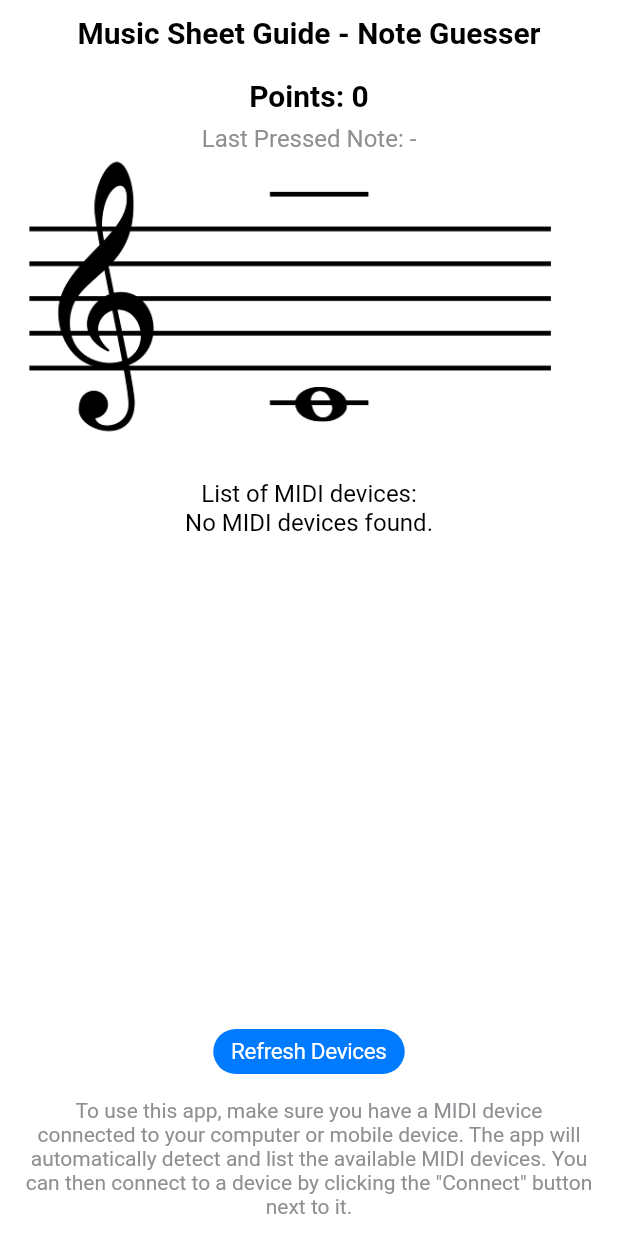
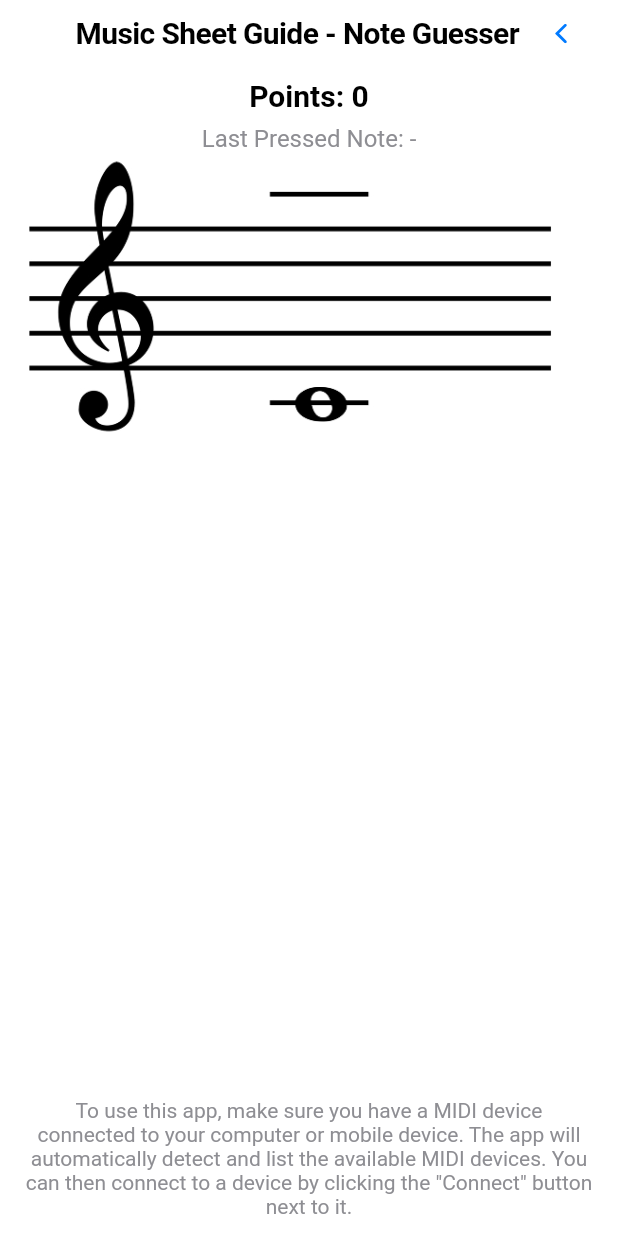
Before and after one commit to othonrm/music-sheet-guide, a Flutter app: the screen it shows after launch, on a phone screen of 412 x 824 dp. Run offline on Flutter 3.47's test engine with Material 3 defaults, Android fonts, the phone set to English and light mode, and no system bars; missing offline and left inert: flutter_midi_command.

Commit message:
Move the device list to its own page and file.

```diff
--- a/lib/main.dart
+++ b/lib/main.dart
@@ -1,6 +1,7 @@
 import 'package:flutter/cupertino.dart';
 import 'package:flutter/material.dart';
 import 'package:flutter_midi_command/flutter_midi_command.dart';
+import 'package:music_sheet_guide/deviceListPage.dart';
 import 'package:music_sheet_guide/midiDictionary.dart';
 import 'dart:math';
 
@@ -24,10 +25,11 @@ class MusicSheetGuideApp extends StatelessWidget {
             fontSize: 16,
             color: CupertinoColors.label,
           ),
-          navTitleTextStyle: TextStyle(
-            fontSize: 20,
+          navTitleTextStyle:
+              CupertinoTheme.of(context).textTheme.navTitleTextStyle.copyWith(
                     fontWeight: FontWeight.bold,
                     color: CupertinoColors.label,
+                    fontSize: 20,
                   ),
         ),
       ),
@@ -46,8 +48,6 @@ class MyHomePage extends StatefulWidget {
 }
 
 class _MyHomePageState extends State<MyHomePage> {
-  Future<List<MidiDevice>>? devices;
-
   int lastPressedNote = -1;
   bool lastPressedNoteCorrect = false;
   int expectedNote = begginerTrebleClefNotes[0];
@@ -61,13 +61,9 @@ class _MyHomePageState extends State<MyHomePage> {
 
     print('Initializing App...');
 
-    refreshDevices();
-
     MidiCommand().onMidiSetupChanged?.listen((event) {
       print('MIDI setup changed: ${event}');
     });
-
-    bool isConnected = false;
 
     MidiCommand().onMidiDataReceived?.listen((event) {
       if (event.data[0] == 254) {
@@ -119,12 +115,6 @@ class _MyHomePageState extends State<MyHomePage> {
     }
   }
 
-  void refreshDevices() {
-    setState(() {
-      devices = loadDevices();
-    });
-  }
-
   @override
   Widget build(BuildContext context) {
     // TODO: not the best place to put, also should use LayoutBuilder
@@ -173,6 +163,16 @@ class _MyHomePageState extends State<MyHomePage> {
         middle: Text(
           widget.title,
           textAlign: TextAlign.center,
+        ),
+        trailing: CupertinoButton(
+          padding: EdgeInsets.zero,
+          onPressed: () {
+            Navigator.push(
+                context,
+                CupertinoPage(child: const DeviceListPage())
+                    .createRoute(context));
+          },
+          child: const Icon(CupertinoIcons.back),
         ),
       ),
       child: SafeArea(
@@ -229,96 +229,8 @@ class _MyHomePageState extends State<MyHomePage> {
                         ),
                       ],
                     ),
-                    const SizedBox(height: 20),
-                    const Text(
-                      'List of MIDI devices:',
-                    ),
-                    ListView(
-                      shrinkWrap: true,
-                      children: [
-                        FutureBuilder<List<MidiDevice>>(
-                          future: devices,
-                          builder: (context, snapshot) {
-                            if (snapshot.connectionState ==
-                                    ConnectionState.waiting ||
-                                snapshot.connectionState ==
-                                    ConnectionState.none) {
-                              return const CupertinoActivityIndicator();
-                            } else if (snapshot.hasError) {
-                              return Text('Error: ${snapshot.error}');
-                            } else if (!snapshot.hasData ||
-                                snapshot.data!.isEmpty) {
-                              return const Text(
-                                'No MIDI devices found.',
-                                textAlign: TextAlign.center,
-                              );
-                            } else {
-                              return Column(
-                                mainAxisAlignment: MainAxisAlignment.center,
-                                crossAxisAlignment: CrossAxisAlignment.center,
-                                children: snapshot.data!
-                                    .where((device) => !device.name
-                                        .toLowerCase()
-                                        .contains("network"))
-                                    .map((device) => Padding(
-                                          padding: const EdgeInsets.all(8.0),
-                                          child: Column(
-                                            children: [
-                                              Wrap(
-                                                  alignment:
-                                                      WrapAlignment.center,
-                                                  children: [
-                                                    Text(
-                                                      'Device: ${device.name}, ID: ${device.id}',
-                                                      textAlign:
-                                                          TextAlign.center,
-                                                      style: const TextStyle(
-                                                          fontSize: 16),
-                                                    ),
-                                                  ]),
-                                              const SizedBox(height: 8),
-                                              if (device.connected)
-                                                Text('Connected')
-                                              else
-                                                CupertinoButton.tinted(
-                                                  sizeStyle:
-                                                      CupertinoButtonSize.small,
-                                                  onPressed: () async {
-                                                    try {
-                                                      await MidiCommand()
-                                                          .connectToDevice(
-                                                              device);
-                                                      print(
-                                                          'Connected to ${device.name}');
-                                                    } catch (e) {
-                                                      print(
-                                                          'Error connecting to device: $e');
-                                                    }
-                                                    refreshDevices();
-                                                  },
-                                                  child: const Text('Connect'),
-                                                )
                   ],
                 ),
-                                        ))
-                                    .toList(),
-                              );
-                            }
-                          },
-                        ),
-                      ],
-                    ),
-                  ],
-                ),
-                Column(
-                  children: [
-                    const SizedBox(height: 16),
-                    CupertinoButton.filled(
-                      sizeStyle: CupertinoButtonSize.small,
-                      onPressed: refreshDevices,
-                      child: const Text('Refresh Devices'),
-                    ),
-                    const SizedBox(height: 8),
                 Padding(
                   padding: const EdgeInsets.all(8.0),
                   child: Text(
@@ -332,8 +244,6 @@ class _MyHomePageState extends State<MyHomePage> {
                 ),
               ],
             ),
-              ],
-            ),
           ),
         ),
       ),
```
Also changed, not shown: lib/deviceListPage.dart (added, +143 -0 lines). Lines whose indentation alone changed are shown as unchanged.
